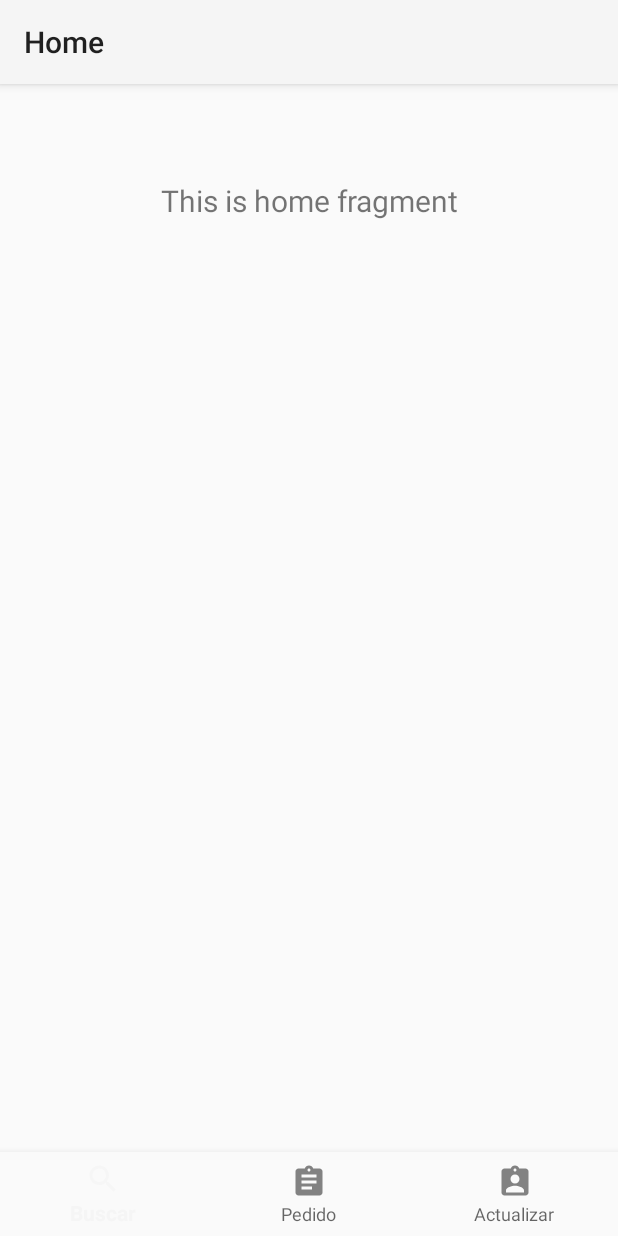
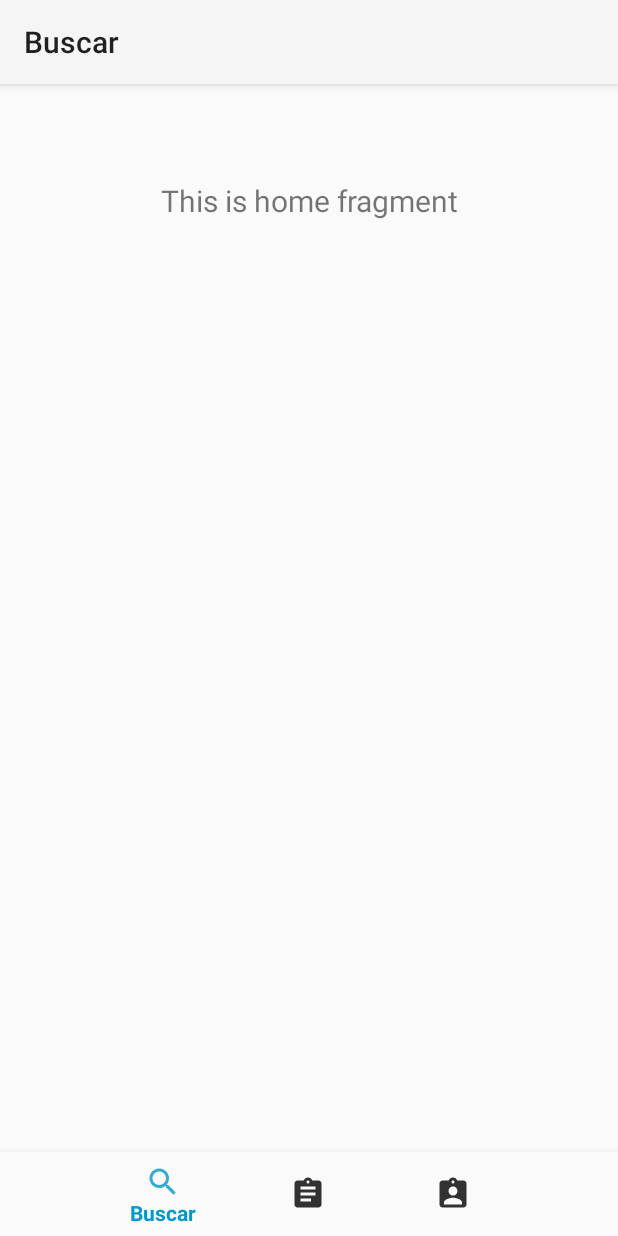
Before and after one commit to ewnarvaez/pickingApp, an Android app: the screen it shows after launch (BottomNavigationActivity), on a phone screen of 412 x 824 dp. Run offline under Robolectric (Android 15) with nearby library versions, the phone set to English and light mode, and no system bars; our stand-ins replace navigation-ui.

Commit message:
agregue color al seleccionar en navigation button

```diff
--- /dev/null
+++ b/app/src/main/res/drawable/tab_color_selector.xml
@@ -0,0 +1,9 @@
+<?xml version="1.0" encoding="utf-8"?>
+<selector xmlns:android="http://schemas.android.com/apk/res/android">
+    <item
+        android:state_checked="true"
+        android:color="@android:color/holo_blue_dark" />
+    <item
+        android:state_checked="false"
+        android:color="@android:color/black" />
+</selector>
--- a/app/src/main/res/layout/activity_bottom_navigation.xml
+++ b/app/src/main/res/layout/activity_bottom_navigation.xml
@@ -12,6 +12,13 @@
         android:layout_height="wrap_content"
         android:layout_marginStart="0dp"
         android:layout_marginEnd="0dp"
+        android:layout_alignParentBottom="true"
+        app:labelVisibilityMode="selected"
+        android:backgroundTintMode="add"
+        android:pointerIcon="alias"
+        app:itemIconTint="@drawable/tab_color_selector"
+        app:itemTextColor="@drawable/tab_color_selector"
+        app:tabBackground="@drawable/tab_color_selector"
         android:background="?android:attr/windowBackground"
         app:layout_constraintBottom_toBottomOf="parent"
         app:layout_constraintLeft_toLeftOf="parent"
--- a/app/src/main/res/navigation/mobile_navigation.xml
+++ b/app/src/main/res/navigation/mobile_navigation.xml
@@ -8,18 +8,18 @@
     <fragment
         android:id="@+id/navigation_home"
         android:name="com.willer.pickingapp.ui.home.HomeFragment"
-        android:label="@string/title_home"
+        android:label="@string/title_search"
         tools:layout="@layout/fragment_home" />
 
     <fragment
         android:id="@+id/navigation_dashboard"
         android:name="com.willer.pickingapp.ui.dashboard.DashboardFragment"
-        android:label="@string/title_dashboard"
+        android:label="@string/title_order"
         tools:layout="@layout/fragment_dashboard" />
 
     <fragment
         android:id="@+id/navigation_notifications"
         android:name="com.willer.pickingapp.ui.notifications.NotificationsFragment"
-        android:label="@string/title_notifications"
+        android:label="@string/title_update"
         tools:layout="@layout/fragment_notifications" />
 </navigation>
```
